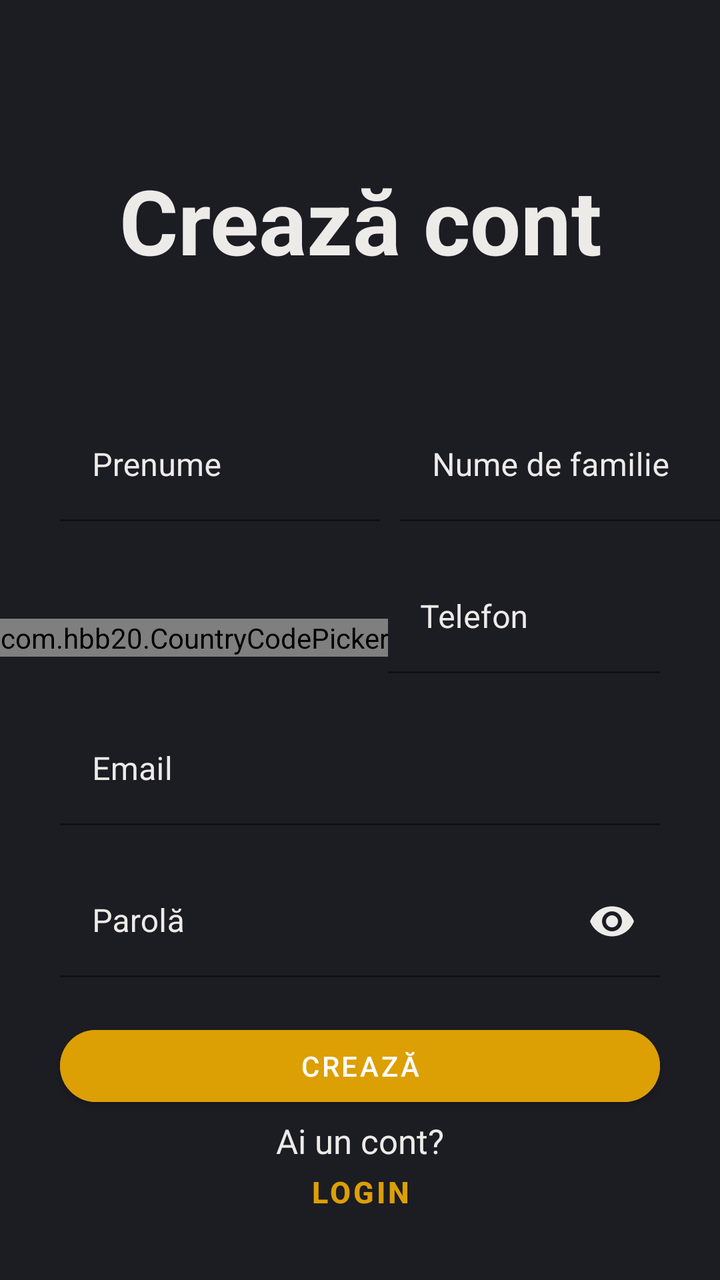
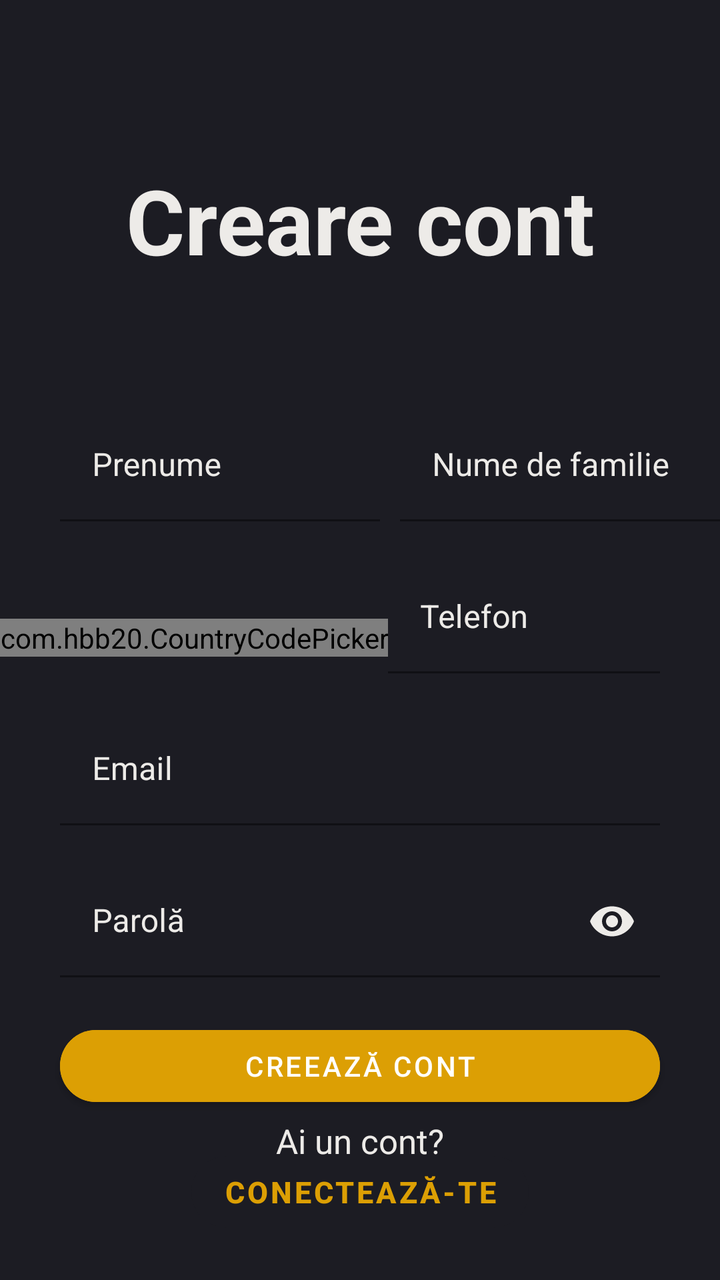

Compare the two renders of this Android layout. The source of the first and the diff that turns it into the second are given below.
<!-- AndroidManifest.xml: application theme Theme.Login -->
<!-- res/layout/fragment_register.xml -->
<?xml version="1.0" encoding="utf-8"?>
<RelativeLayout xmlns:android="http://schemas.android.com/apk/res/android"
    xmlns:app="http://schemas.android.com/apk/res-auto"
    xmlns:tools="http://schemas.android.com/tools"
    android:layout_width="match_parent"
    android:layout_height="match_parent"
    android:background="@color/blackRussian"
    tools:context=".RegisterFragment">

    <TextView
        android:id="@+id/tv_logo"
        android:layout_width="wrap_content"
        android:layout_height="wrap_content"
        android:layout_centerHorizontal="true"
        android:layout_marginTop="80dp"
        android:layout_marginBottom="65dp"
        android:text="@string/createAccount"
        android:textAlignment="center"
        android:textColor="@color/desertStorm"
        android:textSize="45sp"
        android:textStyle="bold" />

    <LinearLayout
        android:id="@+id/fullName"
        android:layout_width="match_parent"
        android:layout_height="wrap_content"
        android:layout_below="@id/tv_logo"
        android:layout_centerHorizontal="true">

        <com.google.android.material.textfield.TextInputLayout
            android:id="@+id/firstname"
            android:layout_width="160dp"
            android:layout_height="wrap_content"
            android:layout_marginLeft="30dp"
            android:backgroundTint="@color/desertStorm"
            android:hint="@string/firstName"

            android:textColor="@color/desertStorm"
            android:textColorHint="@color/desertStorm"
            android:textSize="15sp"
            app:errorEnabled="true"
            app:startIconTint="@color/desertStorm">

            <com.google.android.material.textfield.TextInputEditText
                android:layout_width="match_parent"
                android:layout_height="wrap_content"
                android:inputType="textPersonName"
                android:background="@color/blackRussian"
                android:singleLine="true" />
        </com.google.android.material.textfield.TextInputLayout>

        <com.google.android.material.textfield.TextInputLayout
            android:id="@+id/lastname"
            android:layout_width="160dp"
            android:layout_height="wrap_content"
            android:layout_marginLeft="10dp"
            android:layout_marginRight="30dp"
            android:layout_toRightOf="@id/firstname"
            android:backgroundTint="@color/desertStorm"
            android:hint="@string/lastName"

            android:textColor="@color/desertStorm"
            android:textColorHint="@color/desertStorm"
            android:textSize="15sp"
            app:errorEnabled="true"
            app:startIconTint="@color/desertStorm">

            <com.google.android.material.textfield.TextInputEditText
                android:layout_width="match_parent"
                android:layout_height="wrap_content"
                android:inputType="textPersonName"
                android:background="@color/blackRussian"
                android:singleLine="true" />
        </com.google.android.material.textfield.TextInputLayout>

    </LinearLayout>

    <LinearLayout
        android:id="@+id/phone"
        android:layout_width="match_parent"
        android:layout_height="wrap_content"
        android:layout_below="@id/fullName"
        android:gravity="center_vertical">

        <com.hbb20.CountryCodePicker
            android:id="@+id/ccpRegistration"
            android:layout_width="wrap_content"
            android:layout_height="wrap_content"
            app:ccpDialog_backgroundColor="@color/black"
            app:ccpDialog_fastScroller_bubbleColor="@color/desertStorm"
            app:ccpDialog_fastScroller_bubbleTextAppearance="@style/bubbleText"
            app:ccpDialog_fastScroller_handleColor="@color/desertStorm"
            app:ccpDialog_showCloseIcon="true"
            app:ccpDialog_textColor="@color/desertStorm"
            app:ccp_autoDetectCountry="true"
            app:ccp_autoFormatNumber="true"
            app:ccp_countryPreference="ro"
            app:ccp_defaultNameCode="ro"
            app:ccp_showNameCode="false" />


        <com.google.android.material.textfield.TextInputLayout
            android:id="@+id/phoneNumberRegistration"
            android:layout_width="match_parent"
            android:layout_height="wrap_content"
            android:layout_marginRight="30dp"
            android:backgroundTint="@color/desertStorm"
            android:drawablePadding="10dp"
            android:hint="Telefon"

            android:textColor="@color/desertStorm"
            android:textColorHint="@color/desertStorm"

            android:textSize="15sp"
            app:errorEnabled="true"
            app:startIconTint="@color/desertStorm">

            <com.google.android.material.textfield.TextInputEditText
                android:layout_width="match_parent"
                android:layout_height="wrap_content"
                android:background="@color/blackRussian"
                android:inputType="phone" />
        </com.google.android.material.textfield.TextInputLayout>
    </LinearLayout>

    <com.google.android.material.textfield.TextInputLayout
        android:id="@+id/email"
        android:layout_width="match_parent"
        android:layout_height="wrap_content"
        android:layout_below="@id/phone"
        android:layout_marginLeft="30dp"
        android:layout_marginRight="30dp"
        android:backgroundTint="@color/desertStorm"
        android:drawablePadding="10dp"
        android:hint="@string/email"

        android:textColor="@color/desertStorm"
        android:textColorHint="@color/desertStorm"

        android:textSize="15sp"
        app:errorEnabled="true"
        app:startIconTint="@color/desertStorm">

        <com.google.android.material.textfield.TextInputEditText
            android:layout_width="match_parent"
            android:layout_height="wrap_content"
            android:background="@color/blackRussian"
            android:inputType="textEmailAddress" />
    </com.google.android.material.textfield.TextInputLayout>

    <com.google.android.material.textfield.TextInputLayout
        android:id="@+id/password"
        android:layout_width="match_parent"
        android:layout_height="wrap_content"
        android:layout_below="@id/email"
        android:layout_marginLeft="30dp"
        android:layout_marginRight="30dp"
        android:backgroundTint="@color/desertStorm"
        android:drawablePadding="10dp"
        android:hint="@string/password"
        android:inputType="textPassword"
        android:textColor="@color/desertStorm"
        android:textColorHint="@color/desertStorm"
        android:textSize="15sp"
        app:endIconMode="password_toggle"
        app:endIconTint="@color/desertStorm"
        app:errorEnabled="true"
        app:startIconTint="@color/desertStorm">

        <com.google.android.material.textfield.TextInputEditText
            android:layout_width="match_parent"
            android:layout_height="wrap_content"
            android:background="@color/blackRussian"
            android:inputType="textPassword" />
    </com.google.android.material.textfield.TextInputLayout>


    <Button
        android:id="@+id/createButton"
        android:layout_width="match_parent"
        android:layout_height="wrap_content"
        android:layout_below="@id/password"
        android:layout_centerInParent="true"
        android:layout_marginLeft="30dp"
        android:layout_marginRight="30dp"
        android:layout_marginBottom="30dp"
        android:backgroundTint="@color/darkYellow"
        android:text="Crează"
        android:textColor="@android:color/white"
        app:cornerRadius="20dp" />

    <TextView
        android:id="@+id/dontHaveAccout"
        android:layout_width="wrap_content"
        android:layout_height="wrap_content"
        android:layout_above="@id/backToLoginButton"
        android:layout_centerHorizontal="true"
        android:layout_marginBottom="-10dp"
        android:text="@string/withAccount"
        android:textColor="@color/desertStorm"
        android:textSize="17sp" />


    <Button
        android:id="@+id/backToLoginButton"
        android:layout_width="wrap_content"
        android:layout_height="wrap_content"
        android:layout_alignParentBottom="true"
        android:layout_centerHorizontal="true"
        android:layout_marginBottom="20dp"
        android:backgroundTint="@color/blackRussian"
        android:outlineSpotShadowColor="@color/blackRussian"
        android:text="@string/login"
        android:textColor="@color/darkYellow"
        android:textSize="15sp"
        android:textStyle="bold"
        app:cornerRadius="20dp" />


</RelativeLayout>
<!-- resources referenced by this layout -->
<resources>
  <color name="black">#FF000000</color>
  <color name="blackRussian">#1c1c23</color>
  <color name="darkYellow">#dc9f04</color>
  <color name="desertStorm">#edebe8</color>
  <string name="createAccount">Crează cont</string>
  <string name="email">Email</string>
  <string name="firstName">Prenume</string>
  <string name="lastName">Nume de familie</string>
  <string name="login">Login</string>
  <string name="password">Parolă</string>
  <string name="withAccount">Ai un cont?</string>
  <style name="bubbleText">
          <item name="android:textColor">#000000</item>
      </style>
  <style name="Theme.Login" parent="Theme.MaterialComponents.DayNight.NoActionBar">
          
          <item name="colorPrimary">@color/purple_500</item>
          <item name="colorPrimaryVariant">@color/darkYellow</item>
          <item name="colorOnPrimary">@color/white</item>
          
          <item name="colorSecondary">@color/teal_200</item>
          <item name="colorSecondaryVariant">@color/teal_700</item>
          <item name="colorOnSecondary">@color/black</item>
          
          <item name="android:statusBarColor">?attr/colorPrimaryVariant</item>
          
      </style>
  <color name="purple_500">#FF6200EE</color>
  <color name="white">#FFFFFFFF</color>
  <color name="teal_200">#FF03DAC5</color>
  <color name="teal_700">#FF018786</color>
</resources>

<!-- the commit's change to res/layout/fragment_register.xml (unified diff, before → after) -->
@@ -34,18 +34,16 @@
             android:layout_marginLeft="30dp"
             android:backgroundTint="@color/desertStorm"
             android:hint="@string/firstName"
-
             android:textColor="@color/desertStorm"
             android:textColorHint="@color/desertStorm"
             android:textSize="15sp"
-            app:errorEnabled="true"
-            app:startIconTint="@color/desertStorm">
+            app:errorEnabled="true">
 
             <com.google.android.material.textfield.TextInputEditText
                 android:layout_width="match_parent"
                 android:layout_height="wrap_content"
-                android:inputType="textPersonName"
                 android:background="@color/blackRussian"
+                android:inputType="textPersonName|textCapWords"
                 android:singleLine="true" />
         </com.google.android.material.textfield.TextInputLayout>
 
@@ -62,14 +60,13 @@
             android:textColor="@color/desertStorm"
             android:textColorHint="@color/desertStorm"
             android:textSize="15sp"
-            app:errorEnabled="true"
-            app:startIconTint="@color/desertStorm">
+            app:errorEnabled="true">
 
             <com.google.android.material.textfield.TextInputEditText
                 android:layout_width="match_parent"
                 android:layout_height="wrap_content"
-                android:inputType="textPersonName"
                 android:background="@color/blackRussian"
+                android:inputType="textPersonName|textCapWords"
                 android:singleLine="true" />
         </com.google.android.material.textfield.TextInputLayout>
 
@@ -92,8 +89,10 @@
             app:ccpDialog_fastScroller_handleColor="@color/desertStorm"
             app:ccpDialog_showCloseIcon="true"
             app:ccpDialog_textColor="@color/desertStorm"
+            app:ccp_arrowColor="@color/desertStorm"
             app:ccp_autoDetectCountry="true"
             app:ccp_autoFormatNumber="true"
+            app:ccp_contentColor="@color/desertStorm"
             app:ccp_countryPreference="ro"
             app:ccp_defaultNameCode="ro"
             app:ccp_showNameCode="false" />
@@ -107,13 +106,10 @@
             android:backgroundTint="@color/desertStorm"
             android:drawablePadding="10dp"
             android:hint="Telefon"
-
             android:textColor="@color/desertStorm"
             android:textColorHint="@color/desertStorm"
-
             android:textSize="15sp"
-            app:errorEnabled="true"
-            app:startIconTint="@color/desertStorm">
+            app:errorEnabled="true">
 
             <com.google.android.material.textfield.TextInputEditText
                 android:layout_width="match_parent"
@@ -133,13 +129,10 @@
         android:backgroundTint="@color/desertStorm"
         android:drawablePadding="10dp"
         android:hint="@string/email"
-
         android:textColor="@color/desertStorm"
         android:textColorHint="@color/desertStorm"
-
         android:textSize="15sp"
-        app:errorEnabled="true"
-        app:startIconTint="@color/desertStorm">
+        app:errorEnabled="true">
 
         <com.google.android.material.textfield.TextInputEditText
             android:layout_width="match_parent"
@@ -158,16 +151,16 @@
         android:backgroundTint="@color/desertStorm"
         android:drawablePadding="10dp"
         android:hint="@string/password"
-        android:inputType="textPassword"
         android:textColor="@color/desertStorm"
         android:textColorHint="@color/desertStorm"
         android:textSize="15sp"
         app:endIconMode="password_toggle"
         app:endIconTint="@color/desertStorm"
         app:errorEnabled="true"
-        app:startIconTint="@color/desertStorm">
+        app:errorIconDrawable="@null">
 
         <com.google.android.material.textfield.TextInputEditText
+            android:id="@+id/passwordTIET"
             android:layout_width="match_parent"
             android:layout_height="wrap_content"
             android:background="@color/blackRussian"
@@ -185,7 +178,7 @@
         android:layout_marginRight="30dp"
         android:layout_marginBottom="30dp"
         android:backgroundTint="@color/darkYellow"
-        android:text="Crează"
+        android:text="@string/signUp"
         android:textColor="@android:color/white"
         app:cornerRadius="20dp" />
 
@@ -196,7 +189,7 @@
         android:layout_above="@id/backToLoginButton"
         android:layout_centerHorizontal="true"
         android:layout_marginBottom="-10dp"
-        android:text="@string/withAccount"
+        android:text="@string/haveAccount"
         android:textColor="@color/desertStorm"
         android:textSize="17sp" />
 
<!-- resource entries referenced after the edit -->
@@ -4,13 +4,14 @@
   <color name="blackRussian">#1c1c23</color>
   <color name="darkYellow">#dc9f04</color>
   <color name="desertStorm">#edebe8</color>
-  <string name="createAccount">Crează cont</string>
+  <string name="createAccount">Creare cont</string>
   <string name="email">Email</string>
   <string name="firstName">Prenume</string>
+  <string name="haveAccount">Ai un cont?</string>
   <string name="lastName">Nume de familie</string>
-  <string name="login">Login</string>
+  <string name="login">Conectează-te</string>
   <string name="password">Parolă</string>
-  <string name="withAccount">Ai un cont?</string>
+  <string name="signUp">Creează cont</string>
   <style name="bubbleText">
           <item name="android:textColor">#000000</item>
       </style>
